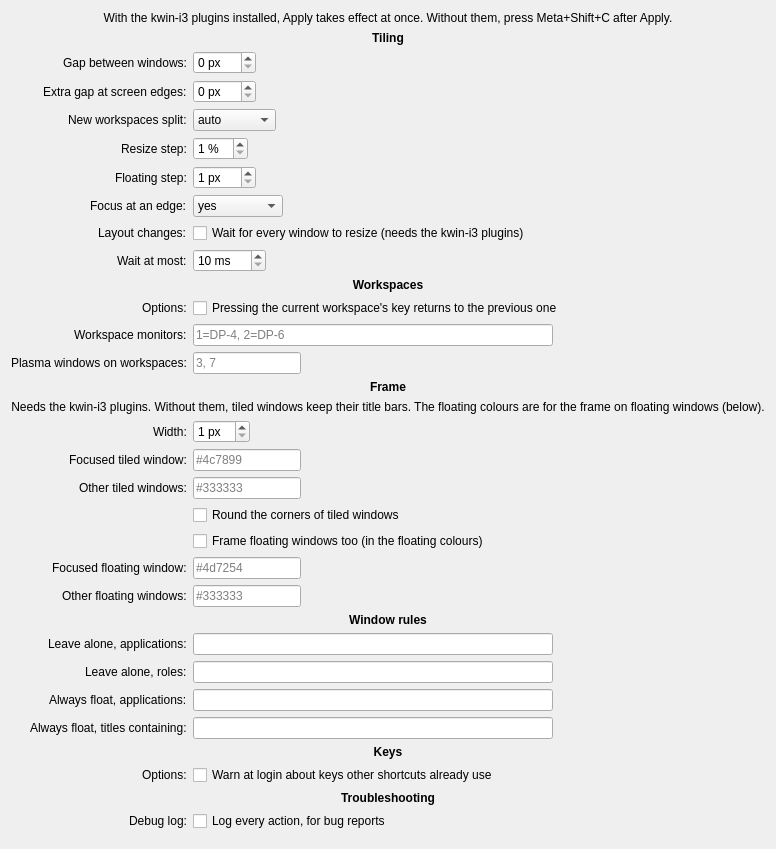
Above: package/contents/ui/config.ui from grandpaul2/kwin-i3 before the change. Below: the same form after it.
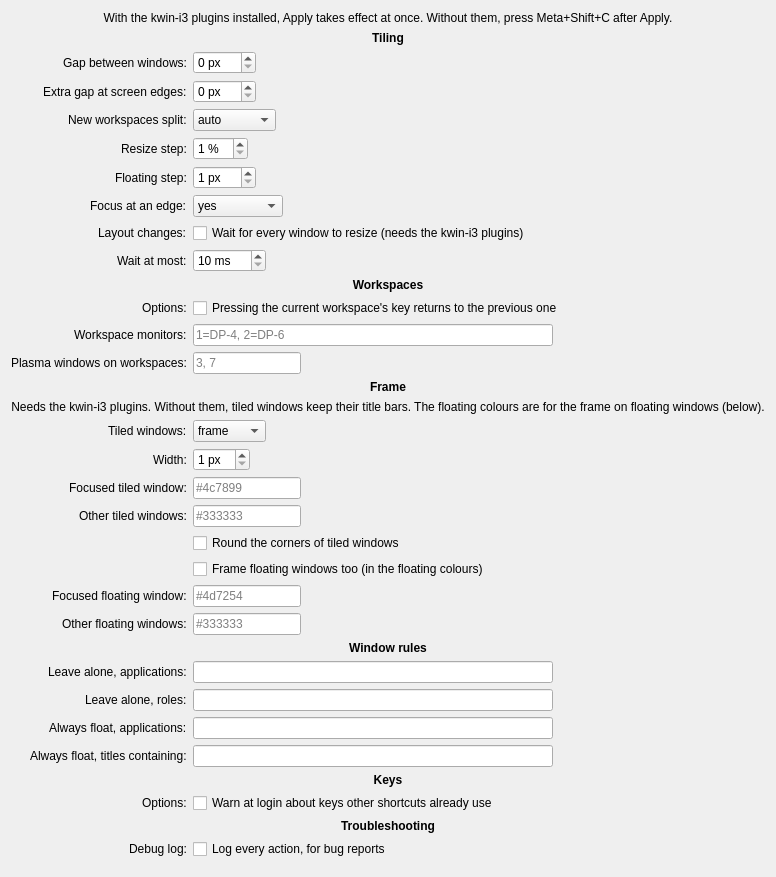
That is the form after the change.

Commit message:
tiledLook: i3's frame, the windows' own title bars, or bare (OPEN.md item 35, part A)
docs/spec-tiled-look.md. The script decides the border and the tiles' frame room, and
tells kwini3hold whether to draw the ring (SetTiledRing), so the two change in one pass;
the helper's frame clicks follow the same key. Settings page: one choice, the tiled frame's
colours and the corners greyed where they don't apply. Live scenario 85 and four faults.

Patch:
```diff
--- a/package/contents/ui/config.ui
+++ b/package/contents/ui/config.ui
@@ -382,6 +382,41 @@
       </widget>
      </item>
      <item row="15" column="0">
+      <widget class="QLabel" name="tiledLookLabel">
+       <property name="text">
+        <string>Tiled windows:</string>
+       </property>
+       <property name="buddy">
+        <cstring>kcfg_tiledLook</cstring>
+       </property>
+      </widget>
+     </item>
+     <item row="15" column="1">
+      <widget class="QComboBox" name="kcfg_tiledLook">
+       <property name="kcfg_property" stdset="0">
+        <cstring>currentText</cstring>
+       </property>
+       <property name="toolTip">
+        <string>frame: i3's frame, no title bars. titlebars: each window keeps its own title bar. bare: neither. Without the plugins, tiled windows keep their title bars whatever this says.</string>
+       </property>
+       <item>
+        <property name="text">
+         <string>frame</string>
+        </property>
+       </item>
+       <item>
+        <property name="text">
+         <string>titlebars</string>
+        </property>
+       </item>
+       <item>
+        <property name="text">
+         <string>bare</string>
+        </property>
+       </item>
+      </widget>
+     </item>
+     <item row="16" column="0">
       <widget class="QLabel" name="frameWidthLabel">
        <property name="text">
         <string>Width:</string>
@@ -391,7 +426,7 @@
        </property>
       </widget>
      </item>
-     <item row="15" column="1">
+     <item row="16" column="1">
       <widget class="QSpinBox" name="kcfg_frameWidth">
        <property name="suffix">
         <string> px</string>
@@ -404,7 +439,7 @@
        </property>
       </widget>
      </item>
-     <item row="16" column="0">
+     <item row="17" column="0">
       <widget class="QLabel" name="frameActiveLabel">
        <property name="text">
         <string>Focused tiled window:</string>
@@ -414,14 +449,14 @@
        </property>
       </widget>
      </item>
-     <item row="16" column="1">
+     <item row="17" column="1">
       <widget class="QLineEdit" name="kcfg_frameActive">
        <property name="placeholderText">
         <string>#4c7899</string>
        </property>
       </widget>
      </item>
-     <item row="17" column="0">
+     <item row="18" column="0">
       <widget class="QLabel" name="frameInactiveLabel">
        <property name="text">
         <string>Other tiled windows:</string>
@@ -431,28 +466,28 @@
        </property>
       </widget>
      </item>
-     <item row="17" column="1">
-      <widget class="QLineEdit" name="kcfg_frameInactive">
-       <property name="placeholderText">
-        <string>#333333</string>
-       </property>
-      </widget>
-     </item>
      <item row="18" column="1">
+      <widget class="QLineEdit" name="kcfg_frameInactive">
+       <property name="placeholderText">
+        <string>#333333</string>
+       </property>
+      </widget>
+     </item>
+     <item row="19" column="1">
       <widget class="QCheckBox" name="kcfg_roundedCorners">
        <property name="text">
         <string>Round the corners of tiled windows</string>
        </property>
       </widget>
      </item>
-     <item row="19" column="1">
+     <item row="20" column="1">
       <widget class="QCheckBox" name="kcfg_frameOnFloating">
        <property name="text">
         <string>Frame floating windows too (in the floating colours)</string>
        </property>
       </widget>
      </item>
-     <item row="20" column="0">
+     <item row="21" column="0">
       <widget class="QLabel" name="frameFloatingActiveLabel">
        <property name="text">
         <string>Focused floating window:</string>
@@ -462,14 +497,14 @@
        </property>
       </widget>
      </item>
-     <item row="20" column="1">
+     <item row="21" column="1">
       <widget class="QLineEdit" name="kcfg_frameFloatingActive">
        <property name="placeholderText">
         <string>#4d7254</string>
        </property>
       </widget>
      </item>
-     <item row="21" column="0">
+     <item row="22" column="0">
       <widget class="QLabel" name="frameFloatingInactiveLabel">
        <property name="text">
         <string>Other floating windows:</string>
@@ -479,14 +514,14 @@
        </property>
       </widget>
      </item>
-     <item row="21" column="1">
+     <item row="22" column="1">
       <widget class="QLineEdit" name="kcfg_frameFloatingInactive">
        <property name="placeholderText">
         <string>#333333</string>
        </property>
       </widget>
      </item>
-     <item row="22" column="0" colspan="2">
+     <item row="23" column="0" colspan="2">
       <widget class="QLabel" name="rulesHeading">
        <property name="text">
         <string>Window rules</string>
@@ -504,7 +539,7 @@
        </property>
       </widget>
      </item>
-     <item row="23" column="0">
+     <item row="24" column="0">
       <widget class="QLabel" name="ignoreClassLabel">
        <property name="text">
         <string>Leave alone, applications:</string>
@@ -514,7 +549,7 @@
        </property>
       </widget>
      </item>
-     <item row="23" column="1">
+     <item row="24" column="1">
       <widget class="QLineEdit" name="kcfg_ignoreClass">
        <property name="minimumSize">
         <size>
@@ -527,7 +562,7 @@
        </property>
       </widget>
      </item>
-     <item row="24" column="0">
+     <item row="25" column="0">
       <widget class="QLabel" name="ignoreRoleLabel">
        <property name="text">
         <string>Leave alone, roles:</string>
@@ -537,7 +572,7 @@
        </property>
       </widget>
      </item>
-     <item row="24" column="1">
+     <item row="25" column="1">
       <widget class="QLineEdit" name="kcfg_ignoreRole">
        <property name="minimumSize">
         <size>
@@ -550,7 +585,7 @@
        </property>
       </widget>
      </item>
-     <item row="25" column="0">
+     <item row="26" column="0">
       <widget class="QLabel" name="floatingClassLabel">
        <property name="text">
         <string>Always float, applications:</string>
@@ -560,7 +595,7 @@
        </property>
       </widget>
      </item>
-     <item row="25" column="1">
+     <item row="26" column="1">
       <widget class="QLineEdit" name="kcfg_floatingClass">
        <property name="minimumSize">
         <size>
@@ -573,7 +608,7 @@
        </property>
       </widget>
      </item>
-     <item row="26" column="0">
+     <item row="27" column="0">
       <widget class="QLabel" name="floatingTitleLabel">
        <property name="text">
         <string>Always float, titles containing:</string>
@@ -583,7 +618,7 @@
        </property>
       </widget>
      </item>
-     <item row="26" column="1">
+     <item row="27" column="1">
       <widget class="QLineEdit" name="kcfg_floatingTitle">
        <property name="minimumSize">
         <size>
@@ -596,7 +631,7 @@
        </property>
       </widget>
      </item>
-     <item row="27" column="0" colspan="2">
+     <item row="28" column="0" colspan="2">
       <widget class="QLabel" name="keysHeading">
        <property name="text">
         <string>Keys</string>
@@ -614,7 +649,7 @@
        </property>
       </widget>
      </item>
-     <item row="28" column="0">
+     <item row="29" column="0">
       <widget class="QLabel" name="warnTakenKeysLabel">
        <property name="text">
         <string>Options:</string>
@@ -624,14 +659,14 @@
        </property>
       </widget>
      </item>
-     <item row="28" column="1">
+     <item row="29" column="1">
       <widget class="QCheckBox" name="kcfg_warnTakenKeys">
        <property name="text">
         <string>Warn at login about keys other shortcuts already use</string>
        </property>
       </widget>
      </item>
-     <item row="29" column="0" colspan="2">
+     <item row="30" column="0" colspan="2">
       <widget class="QLabel" name="troubleshootingHeading">
        <property name="text">
         <string>Troubleshooting</string>
@@ -649,7 +684,7 @@
        </property>
       </widget>
      </item>
-     <item row="30" column="0">
+     <item row="31" column="0">
       <widget class="QLabel" name="debugLogLabel">
        <property name="text">
         <string>Debug log:</string>
@@ -659,7 +694,7 @@
        </property>
       </widget>
      </item>
-     <item row="30" column="1">
+     <item row="31" column="1">
       <widget class="QCheckBox" name="kcfg_debugLog">
        <property name="text">
         <string>Log every action, for bug reports</string>
```
The commit also changes 12 other files.
